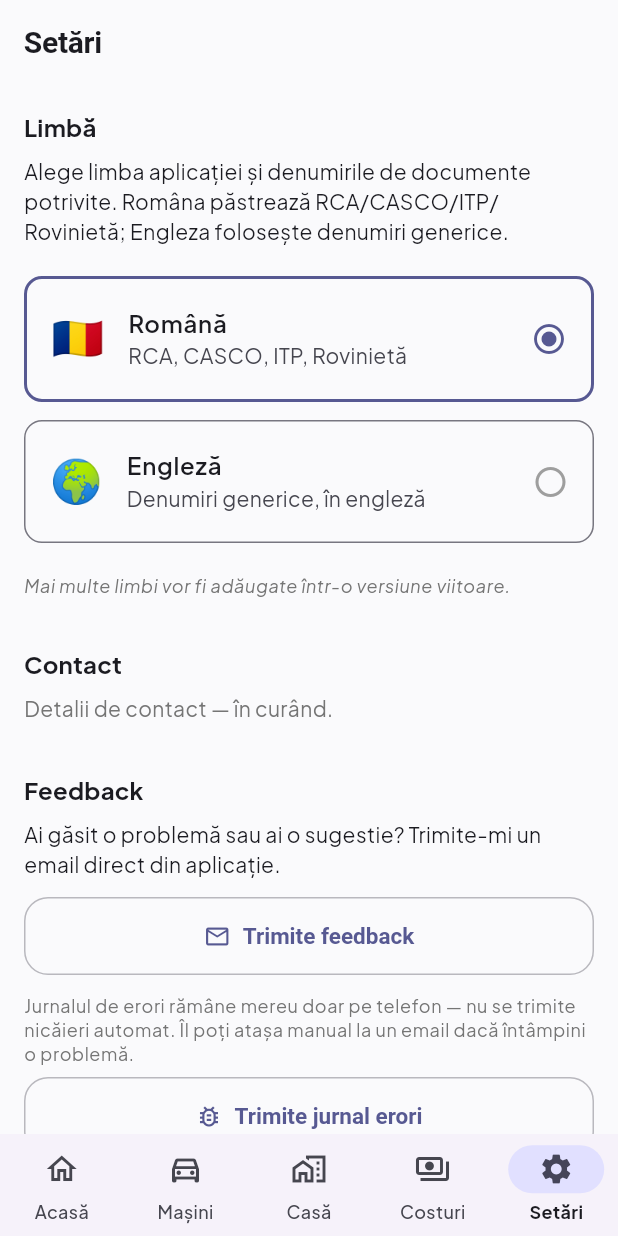
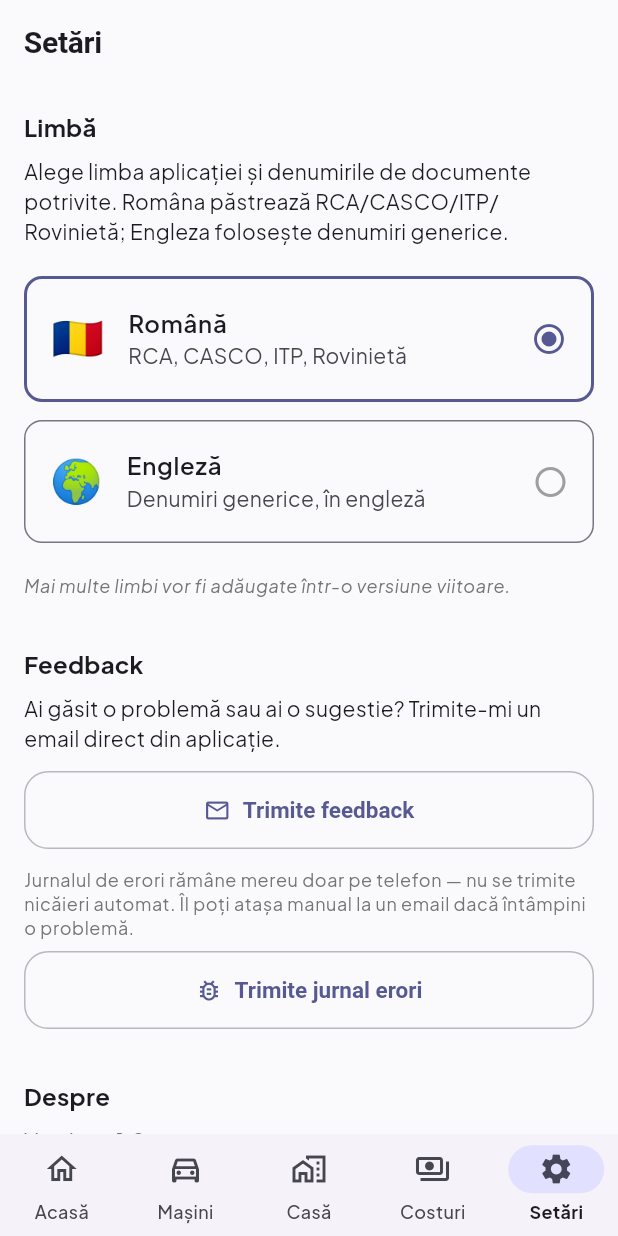
Before and after one commit to Cristian082006/CarPlanner, a Flutter app: the screen it shows after launch, item 5 of the bottom bar chosen, on a phone screen of 412 x 824 dp. Run offline on Flutter 3.47's test engine with Material 3 defaults, Android fonts, the phone set to English and light mode, and no system bars; our stand-ins replace file_picker, flutter_local_notifications, image_picker, open_filex, printing, share_plus and 3 more; missing offline and left inert: add_2_calendar, google_mlkit_text_recognition; accounts and stored records are empty.

```diff
--- a/lib/l10n/strings.dart
+++ b/lib/l10n/strings.dart
@@ -369,9 +369,6 @@ class S {
   static String get moreLanguagesNote => _ro
       ? 'Mai multe limbi vor fi adăugate într-o versiune viitoare.'
       : 'More languages will be added in a future update.';
-  static String get contactSectionHeader => _ro ? 'Contact' : 'Contact';
-  static String get contactComingSoon =>
-      _ro ? 'Detalii de contact — în curând.' : 'Contact details — coming soon.';
   static String get versionSectionHeader => _ro ? 'Despre' : 'About';
   static String get appVersionLabel => _ro ? 'Versiune 1.0' : 'Version 1.0';
   static String get feedbackSectionHeader => _ro ? 'Feedback' : 'Feedback';
@@ -391,4 +388,69 @@ class S {
       : 'The error log always stays on the phone only — nothing is sent automatically. You can attach it manually to an email if you run into an issue.';
   static String get noErrorLogEntries =>
       _ro ? 'Niciun jurnal de erori — nu ai avut probleme.' : 'No error log yet — no issues so far.';
+  static String get privacyPolicyButton =>
+      _ro ? 'Politica de confidențialitate' : 'Privacy policy';
+  static String get privacyPolicyTitle =>
+      _ro ? 'Politica de confidențialitate' : 'Privacy policy';
+  static String get privacyPolicyBody => _ro ? _privacyPolicyRo : _privacyPolicyEn;
+
+  static const String _privacyPolicyRo = '''
+CarPlanner este o aplicație offline. Nu are server/backend propriu și nu trimite automat date către niciun serviciu extern.
+
+Ce date sunt stocate și unde
+
+Toate datele pe care le introduci (mașini, kilometraj, revizii, documente RCA/CASCO/Rovinietă/ITP, remindere, poze și PDF-uri atașate) sunt salvate exclusiv local, pe telefonul tău, într-o bază de date SQLite din storage-ul propriu al aplicației. Nimic din acestea nu este trimis către un server, nu este sincronizat în cloud și nu este accesibil altor aplicații.
+
+Dezinstalarea aplicației șterge definitiv toate aceste date.
+
+Jurnal de erori (local, nu automat)
+
+Aplicația păstrează un jurnal text local cu ultimele erori tehnice întâmpinate, strict pe dispozitiv. Acest jurnal nu este trimis nicăieri automat — poate fi trimis doar dacă tu alegi manual, din Setări → Feedback, să-l atașezi la un email.
+
+Aplicația nu folosește niciun serviciu de analytics sau crash reporting extern (ex. Firebase Crashlytics, Google Analytics) — decizie deliberată, ca să nu părăsească nicio informație dispozitivul fără acțiunea ta explicită.
+
+Permisiuni folosite și de ce
+
+• Cameră/Galerie — pentru fotografierea/scanarea talonului auto și a polițelor RCA/CASCO (OCR pe dispozitiv, procesare 100% locală).
+• Calendar (citire/scriere) — doar dacă alegi explicit „Salvează în calendar" pentru un document sau o revizie.
+• Notificări — pentru remindere locale (expirare documente, revizii programate, componente de mentenanță).
+• Stocare/fișiere — pentru atașarea unui PDF (poliță RCA/CASCO) la un document.
+
+Servicii terțe folosite doar ca „deschide pagina"
+
+Butonul „Verifică pe site-ul oficial" deschide, în browser-ul telefonului, pagina oficială RAR/AIDA/CNAIR — aplicația doar copiază în clipboard un identificator (număr de înmatriculare sau VIN) ca să-l poți lipi tu manual acolo. Aplicația nu transmite nimic direct acestor site-uri.
+
+Contact
+
+Pentru întrebări despre confidențialitate: crdo0809@gmail.com''';
+
+  static const String _privacyPolicyEn = '''
+CarPlanner is an offline app. It has no server/backend of its own and does not automatically send data to any external service.
+
+What data is stored, and where
+
+Everything you enter (vehicles, mileage, service history, RCA/CASCO/Road Toll/Technical Inspection documents, reminders, attached photos and PDFs) is saved exclusively on your phone, in a local SQLite database inside the app's own storage. None of it is sent to a server, synced to any cloud, or accessible to other apps.
+
+Uninstalling the app permanently deletes all of this data.
+
+Error log (local only, not sent automatically)
+
+The app keeps a local text log of the last technical errors it encountered, strictly on-device. This log is never sent anywhere automatically — it can only be sent if you manually choose to, from Settings → Feedback, by attaching it to an email.
+
+The app does not use any external analytics or crash-reporting service (e.g. Firebase Crashlytics, Google Analytics) — a deliberate choice so that no information leaves the device without your explicit action.
+
+Permissions used and why
+
+• Camera/Gallery — to photograph/scan the vehicle registration card and RCA/CASCO policies (on-device OCR, 100% local processing).
+• Calendar (read/write) — only when you explicitly tap "Save to calendar" for a document or service record.
+• Notifications — for local reminders (document expiry, scheduled service, maintenance components).
+• Storage/files — to attach a PDF (RCA/CASCO policy) to a document.
+
+Third-party services used only to "open the page"
+
+The "Check on the official site" button opens the official RAR/AIDA/CNAIR page in the phone's browser — the app only copies an identifier (plate number or VIN) to the clipboard so you can paste it there yourself. The app does not transmit anything directly to these sites.
+
+Contact
+
+For privacy questions: crdo0809@gmail.com''';
 }
--- /dev/null
+++ b/lib/screens/privacy_policy_screen.dart
@@ -0,0 +1,18 @@
+import 'package:flutter/material.dart';
+
+import '../l10n/strings.dart';
+
+class PrivacyPolicyScreen extends StatelessWidget {
+  const PrivacyPolicyScreen({super.key});
+
+  @override
+  Widget build(BuildContext context) {
+    return Scaffold(
+      appBar: AppBar(title: Text(S.privacyPolicyTitle)),
+      body: SingleChildScrollView(
+        padding: const EdgeInsets.all(16),
+        child: Text(S.privacyPolicyBody, style: Theme.of(context).textTheme.bodyMedium),
+      ),
+    );
+  }
+}
--- a/lib/screens/settings_screen.dart
+++ b/lib/screens/settings_screen.dart
@@ -5,8 +5,9 @@ import 'package:url_launcher/url_launcher.dart';
 import '../l10n/strings.dart';
 import '../services/error_log_service.dart';
 import '../services/region_service.dart';
+import 'privacy_policy_screen.dart';
 
-const _feedbackEmail = 'dodeacristian@gmail.com';
+const _feedbackEmail = 'crdo0809@gmail.com';
 
 class SettingsScreen extends StatefulWidget {
   const SettingsScreen({super.key});
@@ -79,15 +80,6 @@ class _SettingsScreenState extends State<SettingsScreen> {
                     ?.copyWith(color: Colors.grey[600], fontStyle: FontStyle.italic),
               ),
               const SizedBox(height: 32),
-              _SectionHeader(S.contactSectionHeader),
-              Text(
-                S.contactComingSoon,
-                style: Theme.of(context)
-                    .textTheme
-                    .bodyMedium
-                    ?.copyWith(color: Colors.grey[600]),
-              ),
-              const SizedBox(height: 32),
               _SectionHeader(S.feedbackSectionHeader),
               Text(
                 S.feedbackDescription,
@@ -121,6 +113,14 @@ class _SettingsScreenState extends State<SettingsScreen> {
                     .textTheme
                     .bodyMedium
                     ?.copyWith(color: Colors.grey[600]),
+              ),
+              const SizedBox(height: 12),
+              OutlinedButton.icon(
+                onPressed: () => Navigator.of(context).push(
+                  MaterialPageRoute(builder: (_) => const PrivacyPolicyScreen()),
+                ),
+                icon: const Icon(Icons.privacy_tip_outlined),
+                label: Text(S.privacyPolicyButton),
               ),
             ],
           );
```
Also changed, not shown: 2 other files.
